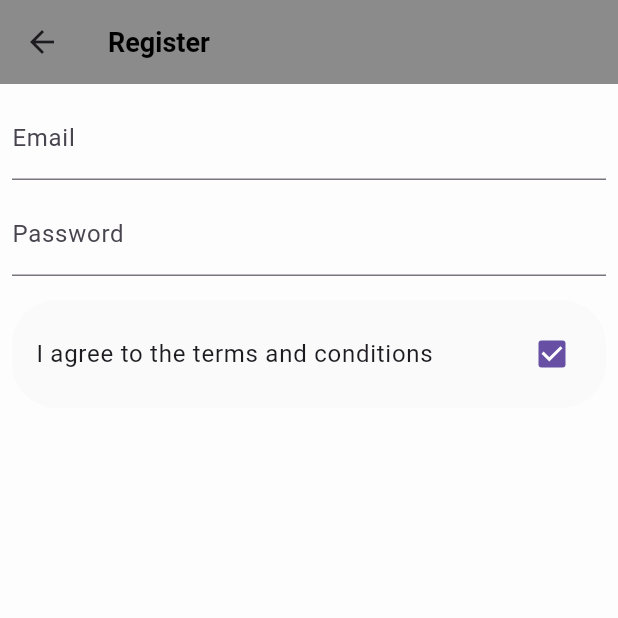
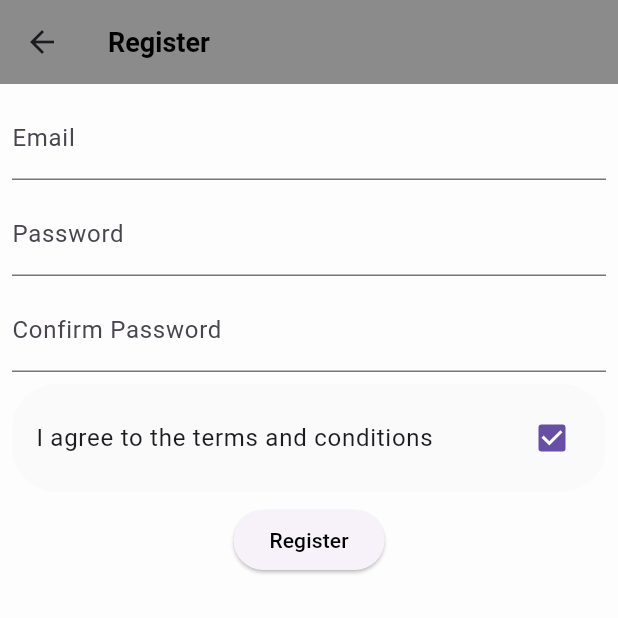
Before and after one commit to PetarJovanovic996/fit_lovers, a Flutter app: the RegisterScreen screen opened by its route, after a tap on "I agree to the terms and conditions", on a phone screen of 412 x 824 dp, the top half of it. Run offline on Flutter 3.47's test engine with Material 3 defaults, Android fonts, the phone set to English and light mode, and no system bars; our stand-ins replace bloc, equatable, firebase_auth, firebase_core, flutter_bloc, formz and 1 more; accounts and stored records are empty; generated files the repository leaves out were written again.

Commit message:
feat(auth&language): Register UI sumbitted

```diff
--- a/lib/data/repositories/authentication_repository.dart
+++ b/lib/data/repositories/authentication_repository.dart
@@ -6,7 +6,7 @@ import 'package:fit_lovers/data/repositories/models/user.dart';
 
 class RegisterWithEmailAndPasswordFailure implements Exception {
   const RegisterWithEmailAndPasswordFailure([
-    this.message = 'An unknown exception occurred.',
+    this.message = 'Please check and update your data',
   ]);
 
   factory RegisterWithEmailAndPasswordFailure.fromCode(String code) {
--- a/lib/presentations/cubit/authentication/login/login_cubit.dart
+++ b/lib/presentations/cubit/authentication/login/login_cubit.dart
@@ -42,7 +42,6 @@ class LoginCubit extends Cubit<LoginState> {
   }
 
   Future<void> logInWithCredentials() async {
-    if (!state.isValid) return;
     emit(state.copyWith(status: FormzSubmissionStatus.inProgress));
     try {
       await _authenticationRepository.logInWithEmailAndPassword(
--- a/lib/presentations/cubit/authentication/register/register_cubit.dart
+++ b/lib/presentations/cubit/authentication/register/register_cubit.dart
@@ -16,6 +16,7 @@ class RegisterCubit extends Cubit<RegisterState> {
 
   void enteredEmail(String value) {
     final email = Email.dirty(value);
+
     emit(
       state.copyWith(
         email: email,
@@ -76,14 +77,13 @@ class RegisterCubit extends Cubit<RegisterState> {
           state.email,
           state.password,
           state.confirmedPassword,
-          state.consent,
+          consent,
         ]),
       ),
     );
   }
 
   Future<void> registerFormSubmitted() async {
-    if (!state.isValid) return;
     emit(state.copyWith(status: FormzSubmissionStatus.inProgress));
     try {
       await _authenticationRepository.register(
@@ -98,7 +98,7 @@ class RegisterCubit extends Cubit<RegisterState> {
           status: FormzSubmissionStatus.failure,
         ),
       );
-    } catch (_) {
+    } catch (e) {
       emit(state.copyWith(status: FormzSubmissionStatus.failure));
     }
   }
--- a/lib/presentations/screens/register_screen.dart
+++ b/lib/presentations/screens/register_screen.dart
@@ -1,6 +1,7 @@
 import 'package:fit_lovers/core/routes.dart';
 import 'package:fit_lovers/data/repositories/authentication_repository.dart';
 import 'package:fit_lovers/presentations/cubit/authentication/register/register_cubit.dart';
+import 'package:fit_lovers/presentations/widgets/loading_widget.dart';
 import 'package:flutter/material.dart';
 import 'package:flutter_bloc/flutter_bloc.dart';
 import 'package:formz/formz.dart';
@@ -33,10 +34,14 @@ class RegisterForm extends StatelessWidget {
   Widget build(BuildContext context) {
     return BlocListener<RegisterCubit, RegisterState>(
       listener: (context, state) {
+        if (state.status.isInProgress) {
+          LoadingWidget();
+        }
         if (state.status.isSuccess) {
           ScaffoldMessenger.of(context).showSnackBar(
             SnackBar(content: Text(AppLocalizations.of(context)!.login)),
           );
+
           Navigator.of(context).pushReplacementNamed(Routes.logInScreen);
         } else if (state.status.isFailure) {
           ScaffoldMessenger.of(context).showSnackBar(
@@ -85,7 +90,7 @@ class _EmailInput extends StatelessWidget {
 }
 
 class _PasswordInput extends StatelessWidget {
-  const _PasswordInput({super.key});
+  const _PasswordInput();
 
   @override
   Widget build(BuildContext context) {
@@ -109,11 +114,31 @@ class _PasswordInput extends StatelessWidget {
 }
 
 class _ConfirmPasswordInput extends StatelessWidget {
-  const _ConfirmPasswordInput({super.key});
+  const _ConfirmPasswordInput();
 
   @override
   Widget build(BuildContext context) {
-    return const Column();
+    return TextField(
+      obscureText: true,
+      onChanged: (password) =>
+          context.read<RegisterCubit>().confirmedPassword(password),
+      keyboardType: TextInputType.visiblePassword,
+      decoration: InputDecoration(
+        labelText: 'Confirm Password',
+        errorText:
+            // smije li odje watch
+            //kad je read ne ucitava ga odma
+
+            context
+                        .watch<RegisterCubit>()
+                        .state
+                        .confirmedPassword
+                        .displayError !=
+                    null
+                ? 'Passwords are not the same'
+                : null,
+      ),
+    );
   }
 }
 
@@ -134,10 +159,14 @@ class _ConsentButton extends StatelessWidget {
 }
 
 class _RegisterButton extends StatelessWidget {
-  const _RegisterButton({super.key});
-
   @override
   Widget build(BuildContext context) {
-    return const Column();
+    return ElevatedButton(
+      onPressed: () => context.read<RegisterCubit>().registerFormSubmitted(),
+      child: const Text(
+        'Register',
+        style: TextStyle(color: Colors.black),
+      ),
+    );
   }
 }
```
